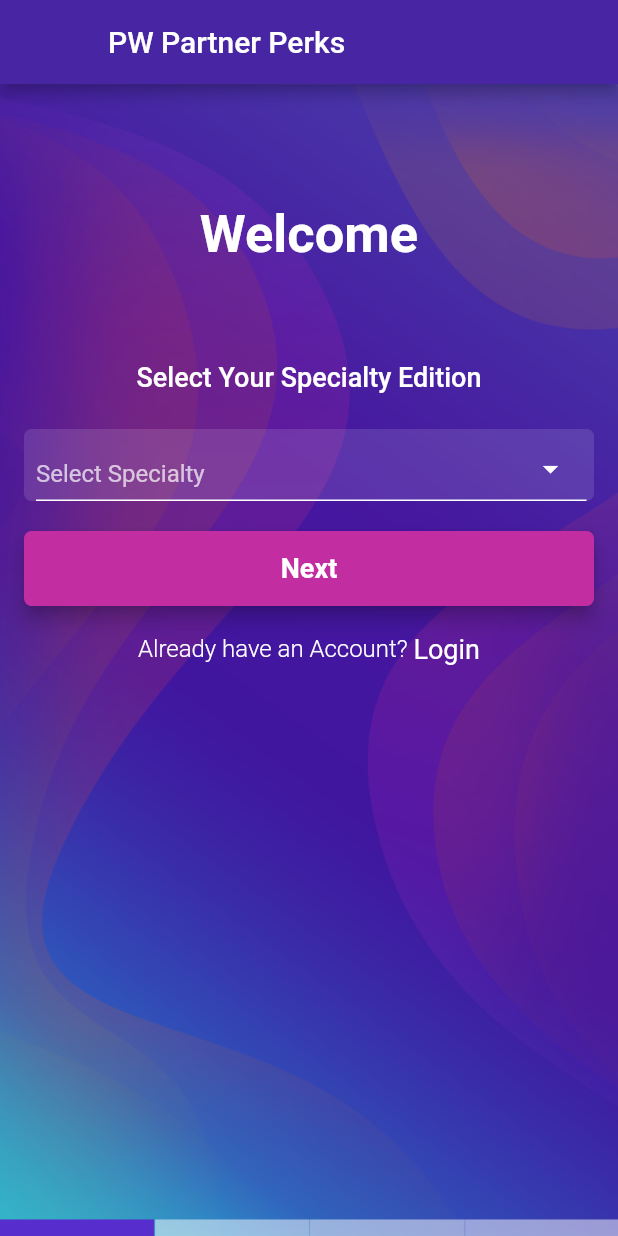
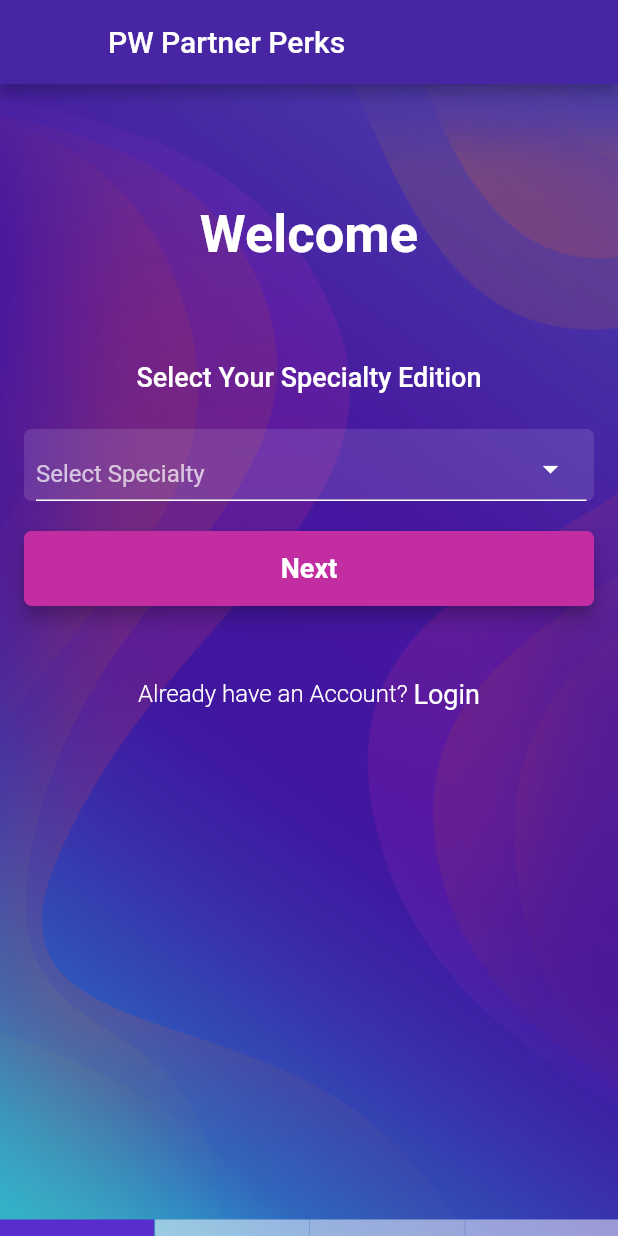
Before and after one commit to Ramanprimotech/PWapp, a Flutter app: the RegisterVC screen opened by its route, on a phone screen of 412 x 824 dp. Run offline on Flutter 3.47's test engine with Material 2 defaults, Android fonts, the phone set to English and light mode, and no system bars; our stand-ins replace date_format, device_info_plus, dio, flutter_offline, geocoding, geolocator and 6 more; missing offline and left inert: connectivity_plus_web, flutter_barcode_scanner, image_picker_for_web, network_info_plus_web, shared_preferences_web; accounts and stored records are empty; network calls fail; Roboto replaces fonts that are missing (texgyreadventor-regular).

Commit message:
all images

```diff
--- a/lib/widgets/utility/already_account.dart
+++ b/lib/widgets/utility/already_account.dart
@@ -10,7 +10,7 @@ class AlreadyAcc extends StatelessWidget {
   @override
   Widget build(BuildContext context) {
     return Container(
-      margin: const EdgeInsets.symmetric(vertical: 18),
+      margin: const EdgeInsets.only(top: 48),
       child: Center(
         child: RichText(
           textAlign: TextAlign.left,
```
Also changed, not shown: 2 other files.
